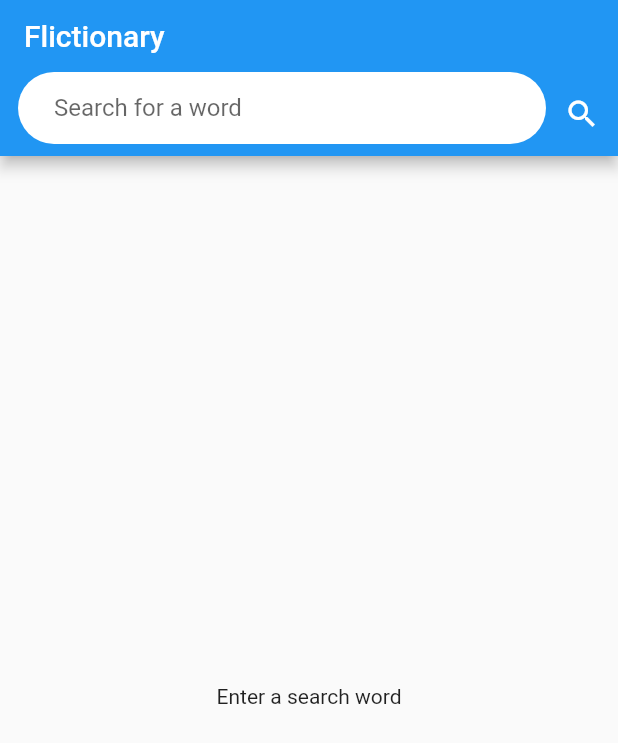
After one commit to kartinipatmayanti/e-tutor, a Flutter app: the MyHomePage screen opened directly, on a phone screen of 412 x 824 dp. The commit adds this screen. Shown: the top 743 px of the screen. Run offline on Flutter 3.47's test engine with Material 2 defaults, Android fonts, the phone set to English and light mode, and no system bars; missing offline and left inert: translator.

Commit message:
belum fiks

```diff
--- a/lib/main.dart
+++ b/lib/main.dart
@@ -15,6 +15,7 @@ class MyApp extends StatelessWidget {
       theme: ThemeData(
         primarySwatch: Colors.blue,
       ),
+      debugShowCheckedModeBanner: false,
       home: MainPage(),
     );
   }
--- /dev/null
+++ b/lib/ref_main.dart
@@ -0,0 +1,151 @@
+import 'dart:async';
+import 'dart:convert';
+
+import 'package:flutter/material.dart';
+import 'package:http/http.dart' as http;
+
+void main() => runApp(MyApp());
+
+class MyApp extends StatelessWidget {
+  // This widget is the root of your application.
+  @override
+  Widget build(BuildContext context) {
+    return MaterialApp(
+      title: 'Flutter Demo',
+      theme: ThemeData(
+        primarySwatch: Colors.blue,
+      ),
+      home: MyHomePage(),
+    );
+  }
+}
+
+class MyHomePage extends StatefulWidget {
+  @override
+  _MyHomePageState createState() => _MyHomePageState();
+}
+
+class _MyHomePageState extends State<MyHomePage> {
+  String _url = "https://owlbot.info/api/v4/dictionary/";
+  String _token = "YOUR API KEY HERE";
+
+
+  TextEditingController _controller = TextEditingController();
+
+  late StreamController _streamController;
+  late Stream _stream;
+
+  late Timer _debounce;
+
+  _search() async {
+    if (_controller.text == null || _controller.text.length == 0) {
+      _streamController.add(null);
+      return;
+    }
+
+    _streamController.add("waiting");
+    http.Response response = await http.get(Uri.parse(_url + _controller.text.trim()), headers: {"Authorization": "Token " + _token});
+    // Response response = await get(_url + _controller.text.trim(), headers: {"Authorization": "Token " + _token});
+    // _streamController.add(json.decode(response.body));
+  }
+
+  @override
+  void initState() {
+    super.initState();
+
+    _streamController = StreamController();
+    _stream = _streamController.stream;
+  }
+
+  @override
+  Widget build(BuildContext context) {
+    return Scaffold(
+      appBar: AppBar(
+        title: Text("Flictionary"),
+        bottom: PreferredSize(
+          preferredSize: Size.fromHeight(48.0),
+          child: Row(
+            children: <Widget>[
+              Expanded(
+                child: Container(
+                  margin: const EdgeInsets.only(left: 12.0, bottom: 8.0),
+                  decoration: BoxDecoration(
+                    color: Colors.white,
+                    borderRadius: BorderRadius.circular(24.0),
+                  ),
+                  child: TextFormField(
+                    onChanged: (String text) {
+                      if (_debounce.isActive ?? false) _debounce.cancel();
+                      _debounce = Timer(const Duration(milliseconds: 1000), () {
+                        _search();
+                      });
+                    },
+                    controller: _controller,
+                    decoration: InputDecoration(
+                      hintText: "Search for a word",
+                      contentPadding: const EdgeInsets.only(left: 24.0),
+                      border: InputBorder.none,
+                    ),
+                  ),
+                ),
+              ),
+              IconButton(
+                icon: Icon(
+                  Icons.search,
+                  color: Colors.white,
+                ),
+                onPressed: () {
+                  _search();
+                },
+              )
+            ],
+          ),
+        ),
+      ),
+      body: Container(
+        margin: const EdgeInsets.all(8.0),
+        child: StreamBuilder(
+          stream: _stream,
+          builder: (BuildContext ctx, AsyncSnapshot snapshot) {
+            if (snapshot.data == null) {
+              return Center(
+                child: Text("Enter a search word"),
+              );
+            }
+
+            if (snapshot.data == "waiting") {
+              return Center(
+                child: CircularProgressIndicator(),
+              );
+            }
+
+            return ListView.builder(
+              itemCount: snapshot.data["definitions"].length,
+              itemBuilder: (BuildContext context, int index) {
+                return ListBody(
+                  children: <Widget>[
+                    Container(
+                      color: Colors.grey[300],
+                      child: ListTile(
+                        leading: snapshot.data["definitions"][index]["image_url"] == null
+                            ? null
+                            : CircleAvatar(
+                                backgroundImage: NetworkImage(snapshot.data["definitions"][index]["image_url"]),
+                              ),
+                        title: Text(_controller.text.trim() + "(" + snapshot.data["definitions"][index]["type"] + ")"),
+                      ),
+                    ),
+                    Padding(
+                      padding: const EdgeInsets.all(8.0),
+                      child: Text(snapshot.data["definitions"][index]["definition"]),
+                    )
+                  ],
+                );
+              },
+            );
+          },
+        ),
+      ),
+    );
+  }
+}
--- a/pubspec.yaml
+++ b/pubspec.yaml
@@ -34,6 +34,8 @@ dependencies:
   # The following adds the Cupertino Icons font to your application.
   # Use with the CupertinoIcons class for iOS style icons.
   cupertino_icons: ^1.0.2
+  http: any
+  translator: ^0.1.7
 
 dev_dependencies:
   flutter_test:
```
Also changed, not shown: assets/data/kosakata.json (+32 -8 lines), lib/model/model_kosakata.dart (+32 -11 lines), lib/page/kosakata_page.dart (+17 -20 lines), lib/page/tentang_page.dart (+11 -0 lines), lib/ref/main.dart (added, +70 -0 lines), pubspec.lock.
